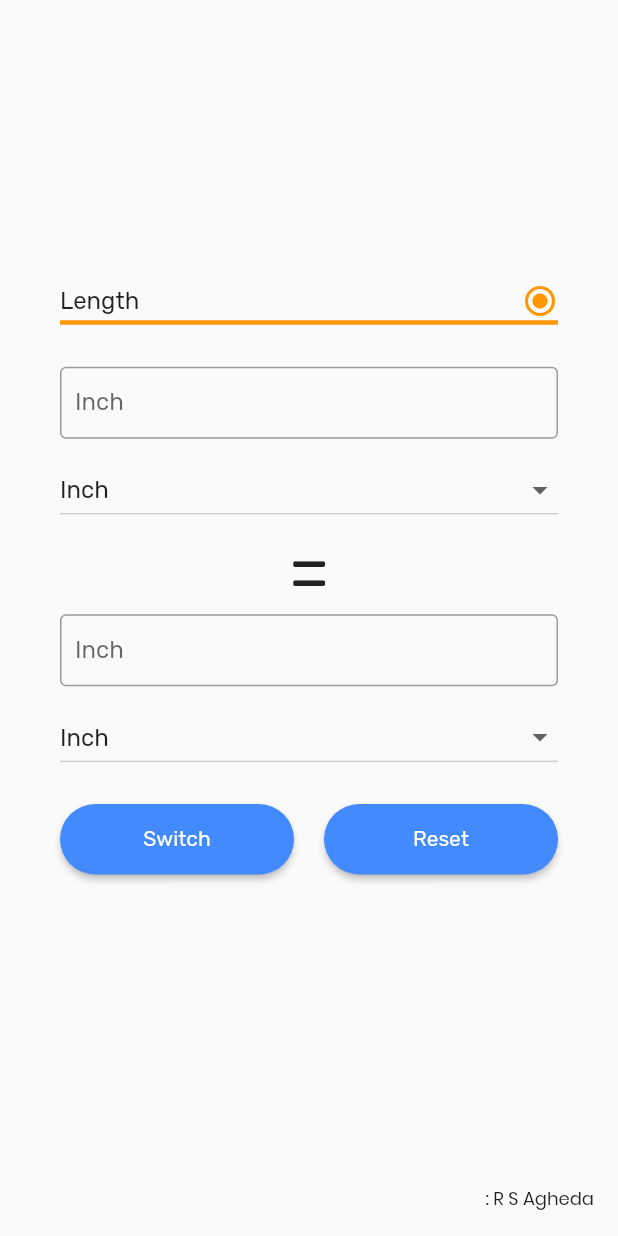
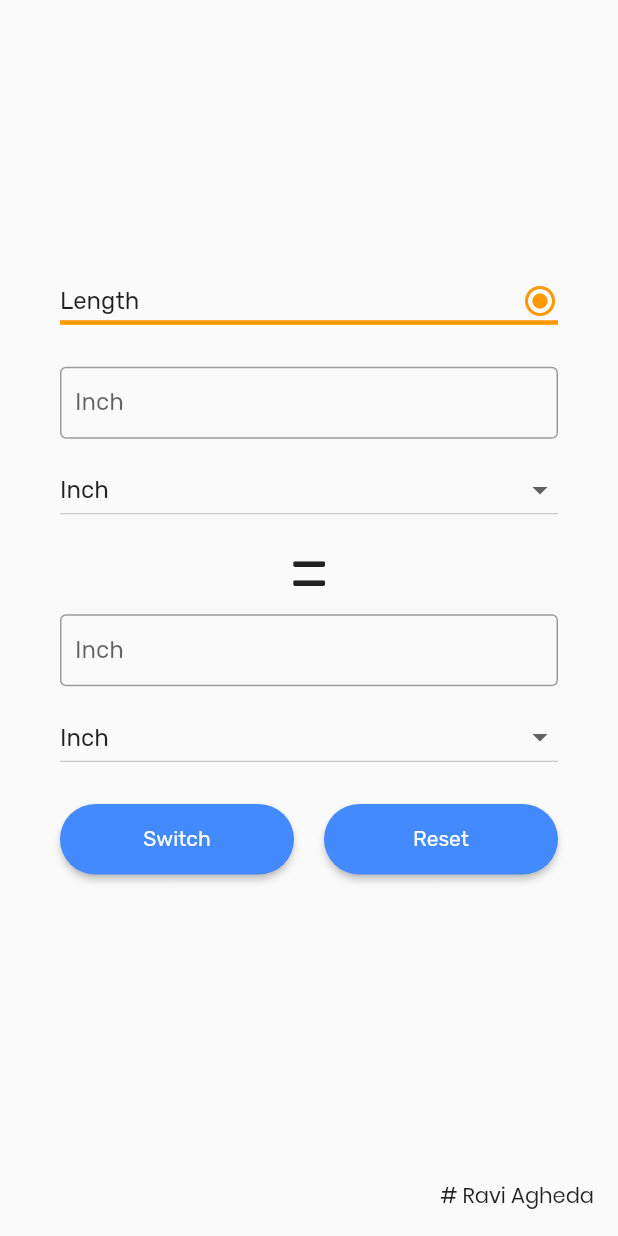
Before and after one commit to SnapeDragon/calculator, a Flutter app: the screen it shows after launch, with the side drawer open, on a phone screen of 412 x 824 dp. Run offline on Flutter 3.47's test engine with Material 2 defaults, Android fonts, the light colour scheme and no system bars; our stand-ins replace math_expressions.

Commit message:
Update converter.dart

```diff
--- a/lib/converter/converter.dart
+++ b/lib/converter/converter.dart
@@ -32,8 +32,8 @@ class _ConverterState extends State<Converter> {
         ),
         floatingActionButton: Container(
           child: Text(
-            ": R S Agheda",
-            style: TextStyle(fontSize: 12,fontFamily: 'Poppins'),
+            "# Ravi Agheda",
+            style: TextStyle(fontSize: 14,fontFamily: 'Poppins'),
           ),
         ),
       ),
```
